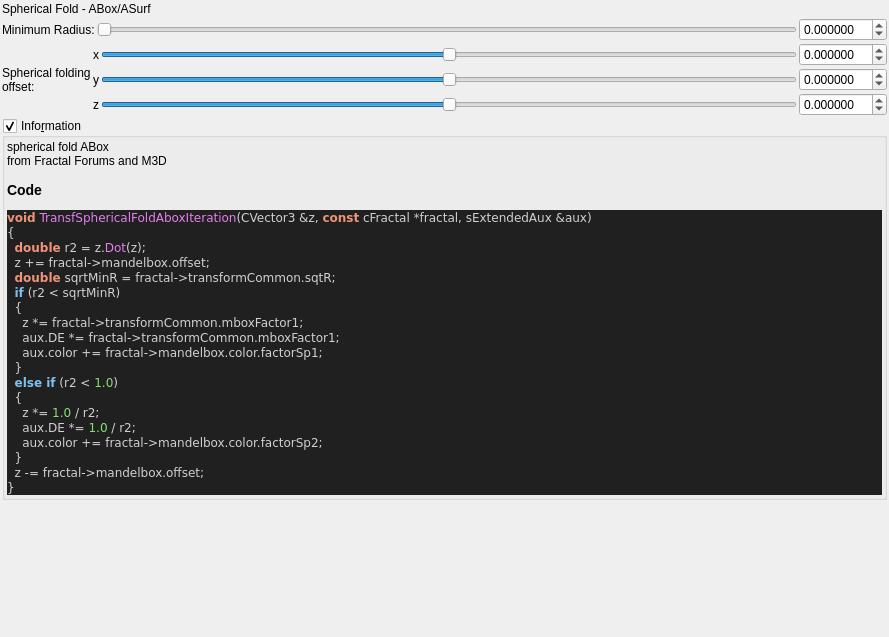
The window that mandelbulber2/qt_data/fractal_transf_spherical_fold_abox.ui (buddhi1980/mandelbulber2) describes before a commit, drawn with Qt 5.
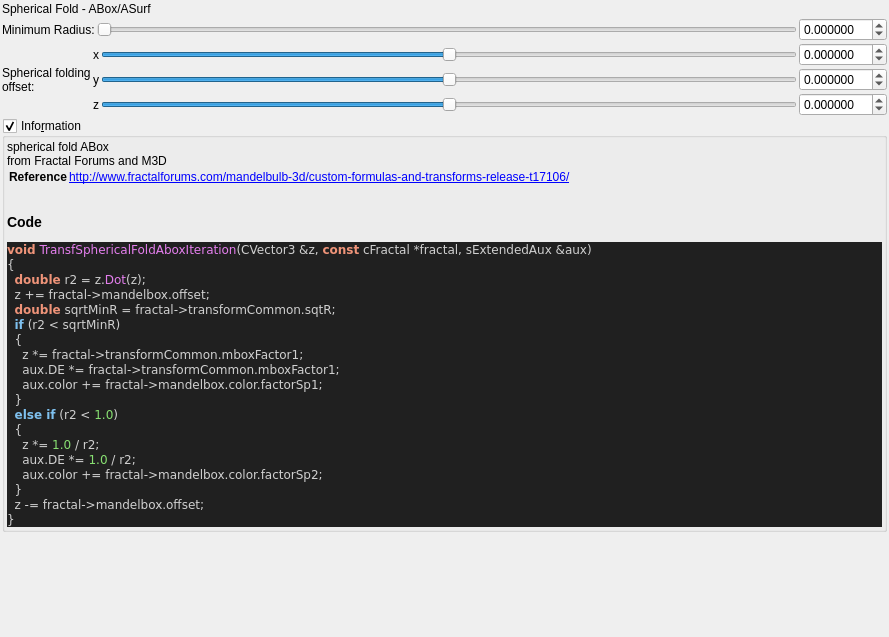
The same window after the commit. Custom widgets are drawn as their Qt base class.

```diff
--- a/mandelbulber2/qt_data/fractal_transf_spherical_fold_abox.ui
+++ b/mandelbulber2/qt_data/fractal_transf_spherical_fold_abox.ui
@@ -341,6 +341,8 @@
        <widget class="QLabel" name="label_code_content">
         <property name="text">
          <string notr="true">&lt;p&gt;spherical fold ABox&lt;br&gt;from Fractal Forums and M3D&lt;/p&gt;&lt;table&gt;
+&lt;tr&gt;&lt;th&gt;Reference&lt;/th&gt;&lt;td&gt;&lt;a href=&quot;http://www.fractalforums.com/mandelbulb-3d/custom-formulas-and-transforms-release-t17106/&quot;&gt;http://www.fractalforums.com/mandelbulb-3d/custom-formulas-and-transforms-release-t17106/&lt;br&gt;
+&lt;/td&gt;&lt;/tr&gt;
 &lt;/table&gt;
 &lt;h3&gt;Code&lt;/h3&gt;
 &lt;body style=&quot;background-color:#202020&quot;&gt;
```
